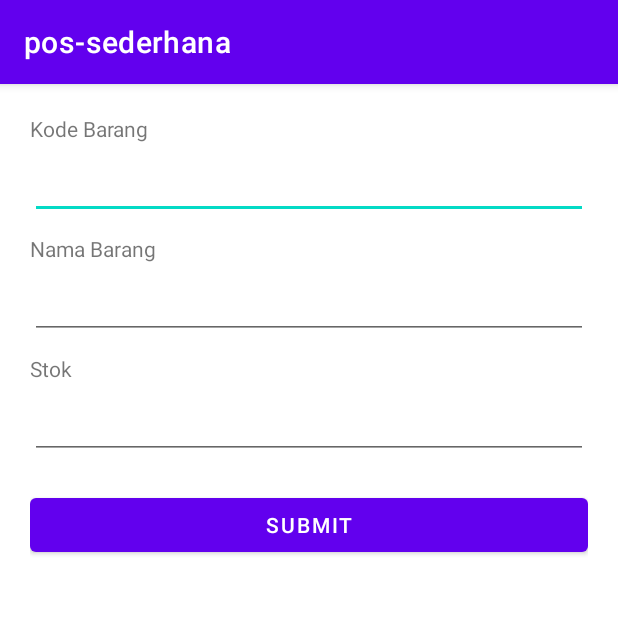
After one commit to fajar17ibrahim/pos-sederhana, an Android app: the BarangFormActivity screen opened directly, with no data from a screen before it, on a phone screen of 412 x 824 dp, the top half of it. The commit adds this screen. Run offline under Robolectric (Android 15) with nearby library versions, the phone set to English and light mode, and no system bars.

Commit message:
Create form input barang

```diff
--- a/app/src/main/AndroidManifest.xml
+++ b/app/src/main/AndroidManifest.xml
@@ -9,6 +9,9 @@
         android:roundIcon="@mipmap/ic_launcher_round"
         android:supportsRtl="true"
         android:theme="@style/Theme.Possederhana">
+        <activity
+            android:name=".BarangFormActivity"
+            android:exported="false" />
         <activity
             android:name=".CartActivity"
             android:exported="false" />
--- a/app/src/main/java/com/example/pos_sederhana/BarangActivity.java
+++ b/app/src/main/java/com/example/pos_sederhana/BarangActivity.java
@@ -3,12 +3,17 @@ package com.example.pos_sederhana;
 import androidx.appcompat.app.AppCompatActivity;
 
 import android.os.Bundle;
+import android.widget.Button;
 
 public class BarangActivity extends AppCompatActivity {
+
+    private Button btnSave;
 
     @Override
     protected void onCreate(Bundle savedInstanceState) {
         super.onCreate(savedInstanceState);
         setContentView(R.layout.activity_barang);
+
+        btnSave = findViewById(R.id.btn_tambah_barang);
     }
 }
--- /dev/null
+++ b/app/src/main/java/com/example/pos_sederhana/BarangFormActivity.java
@@ -0,0 +1,25 @@
+package com.example.pos_sederhana;
+
+import androidx.appcompat.app.AppCompatActivity;
+
+import android.os.Bundle;
+import android.view.View;
+import android.widget.Button;
+import android.widget.EditText;
+
+public class BarangFormActivity extends AppCompatActivity {
+
+    private EditText etCode, etName, etStock;
+    private Button btnSubmit;
+
+    @Override
+    protected void onCreate(Bundle savedInstanceState) {
+        super.onCreate(savedInstanceState);
+        setContentView(R.layout.activity_barang_form);
+
+        etCode = findViewById(R.id.et_code);
+        etName = findViewById(R.id.et_name);
+        etStock = findViewById(R.id.et_stok);
+        btnSubmit = findViewById(R.id.btn_submit);
+    }
+}
--- /dev/null
+++ b/app/src/main/res/layout/activity_barang_form.xml
@@ -0,0 +1,53 @@
+<?xml version="1.0" encoding="utf-8"?>
+<LinearLayout
+    xmlns:android="http://schemas.android.com/apk/res/android"
+    xmlns:app="http://schemas.android.com/apk/res-auto"
+    xmlns:tools="http://schemas.android.com/tools"
+    android:layout_width="match_parent"
+    android:layout_height="match_parent"
+    android:padding="20dp"
+    android:orientation="vertical"
+    tools:context=".BarangFormActivity">
+
+    <TextView
+        android:layout_width="wrap_content"
+        android:layout_height="wrap_content"
+        android:text="Kode Barang" />
+
+    <EditText
+        android:id="@+id/et_code"
+        android:layout_marginTop="5dp"
+        android:layout_width="match_parent"
+        android:layout_height="wrap_content" />
+
+    <TextView
+        android:layout_marginTop="10dp"
+        android:layout_width="wrap_content"
+        android:layout_height="wrap_content"
+        android:text="Nama Barang" />
+
+    <EditText
+        android:id="@+id/et_name"
+        android:layout_marginTop="5dp"
+        android:layout_width="match_parent"
+        android:layout_height="wrap_content" />
+
+    <TextView
+        android:layout_marginTop="10dp"
+        android:layout_width="wrap_content"
+        android:layout_height="wrap_content"
+        android:text="Stok" />
+
+    <EditText
+        android:id="@+id/et_stok"
+        android:layout_marginTop="5dp"
+        android:layout_width="match_parent"
+        android:layout_height="wrap_content" />
+
+    <Button
+        android:id="@+id/btn_submit"
+        android:layout_marginTop="20dp"
+        android:layout_width="match_parent"
+        android:layout_height="wrap_content"
+        android:text="Submit" />
+</LinearLayout>
```
